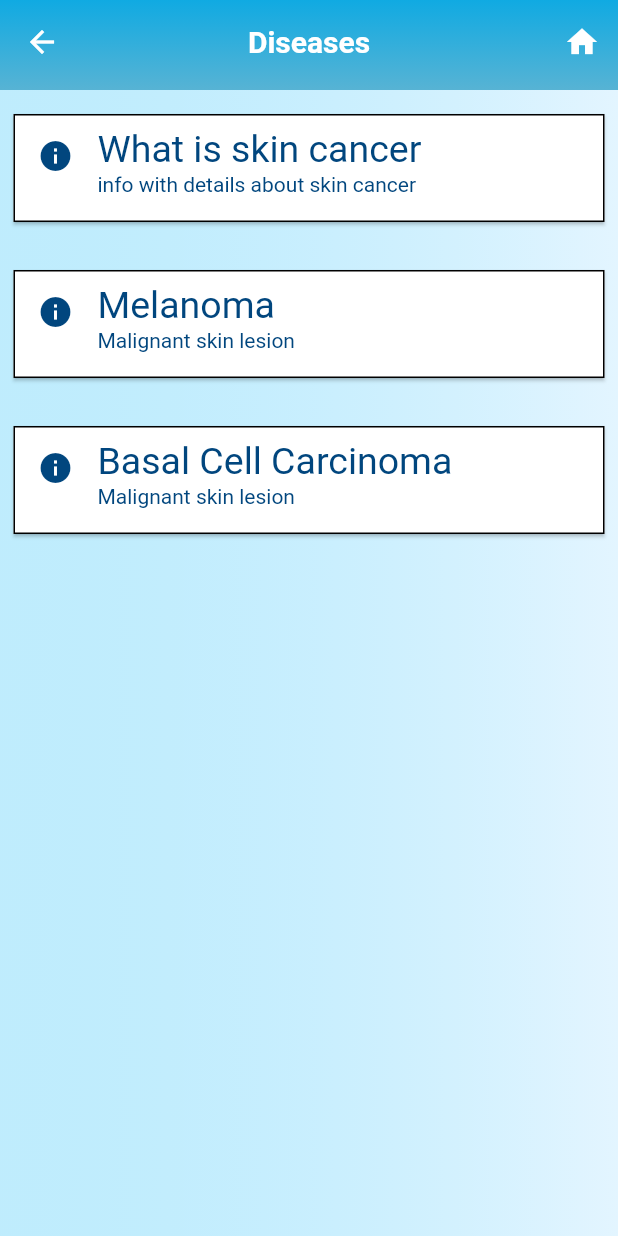
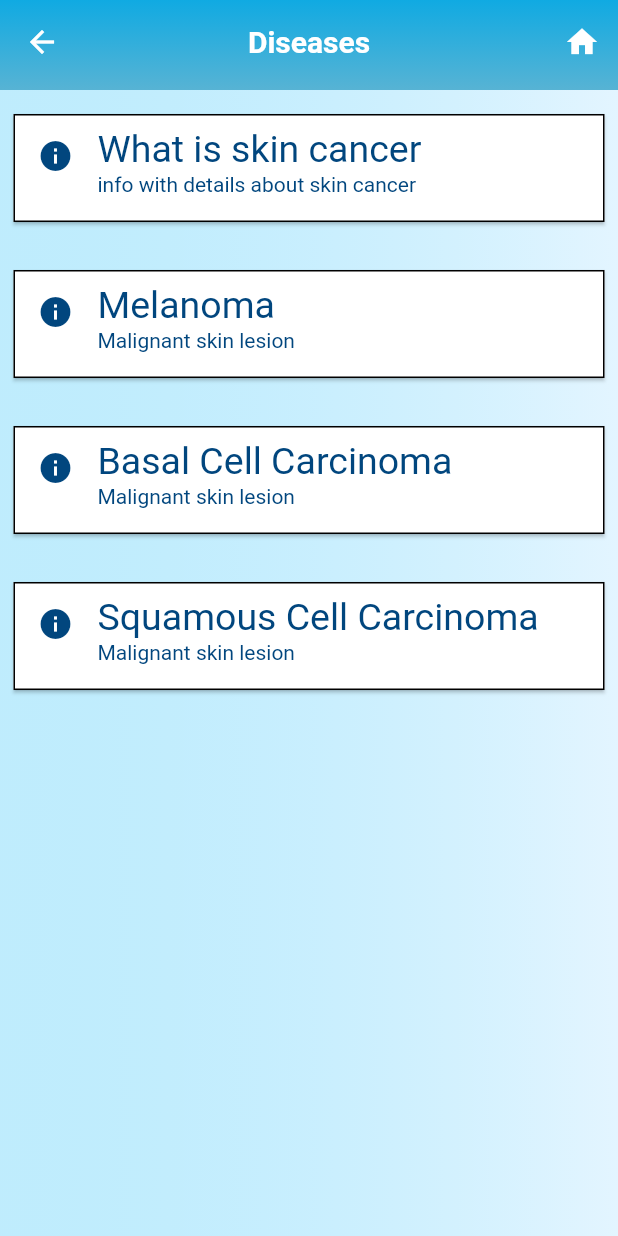
Before and after one commit to 5aeedkhan/skin_cancer_detection_app, a Flutter app: the Melanoma screen opened directly, scrolled down 326 dp, after a tap on the "arrow back" icon, on a phone screen of 412 x 824 dp. Run offline on Flutter 3.47's test engine with Material 2 defaults, Android fonts, the phone set to English and light mode, and no system bars; our stand-ins replace awesome_dialog, bloc, cloud_firestore, dio, firebase_auth, firebase_core and 6 more; missing offline and left inert: flutter_polyline_points, tflite; accounts and stored records are empty.

Commit message:
new disease added

```diff
--- a/lib/diseases/diseases.dart
+++ b/lib/diseases/diseases.dart
@@ -13,6 +13,7 @@ import 'package:flutter_application_1/skin_test/3-display_image.dart';
 import 'package:shared_preferences/shared_preferences.dart';
 import 'package:flutter/material.dart';
 import 'package:shared_preferences/shared_preferences.dart';
+import 'package:flutter_application_1/diseases/scc.dart';
 
 class Diseases extends StatefulWidget {
   const Diseases({Key? key}) : super(key: key);
@@ -311,6 +312,48 @@ class _DiseasesState extends State<Diseases> {
                     ),
                   ),
                 ),
+                SizedBox(height: 20),
+                Container(
+                  padding: EdgeInsets.symmetric(vertical: 2, horizontal: 5),
+                  child: Card(
+                    color: Colors.white,
+                    shape: Border.all(color: Colors.black),
+                    child: InkWell(
+                      onTap: () {
+                        Navigator.of(context).pop();
+                        Navigator.push(
+                          context,
+                          MaterialPageRoute(builder: (context) => SCC()),
+                        );
+                      },
+                      splashColor: Colors.amber,
+                      child: Ink(
+                        child: ListTile(
+                          minLeadingWidth: 0,
+                          horizontalTitleGap: 16.0,
+                          leading: Icon(Icons.info,
+                              color: Color.fromARGB(255, 1, 70, 126)),
+                          title: Text(
+                            'Squamous Cell Carcinoma',
+                            textAlign: TextAlign.left,
+                            style: TextStyle(
+                                fontSize: 25,
+                                color: Color.fromARGB(255, 1, 70, 126)),
+                          ),
+                          subtitle: Text(
+                            'Malignant skin lesion',
+                            overflow: TextOverflow.ellipsis,
+                            maxLines: 1,
+                            textAlign: TextAlign.left,
+                            style: TextStyle(
+                                fontSize: 14,
+                                color: Color.fromARGB(255, 1, 70, 126)),
+                          ),
+                        ),
+                      ),
+                    ),
+                  ),
+                ),
               ],
             ),
           ],
--- a/lib/diseases/melanoma.dart
+++ b/lib/diseases/melanoma.dart
@@ -7,10 +7,8 @@ import 'package:flutter/material.dart';
 import 'package:flutter/services.dart';
 import 'package:shared_preferences/shared_preferences.dart';
 
-
-
 class Melanoma extends StatefulWidget {
-  const Melanoma({ Key? key }) : super(key: key);
+  const Melanoma({Key? key}) : super(key: key);
 
   @override
   State<Melanoma> createState() => _MelanomaState();
@@ -19,8 +17,7 @@ class Melanoma extends StatefulWidget {
 class _MelanomaState extends State<Melanoma> {
   bool agree = false;
   var infotxt;
-  var diseases_or_test ;
-
+  var diseases_or_test;
 
   Future<void> _loadData() async {
     final _loadedData = await rootBundle.loadString('assets/4.txt');
@@ -29,13 +26,11 @@ class _MelanomaState extends State<Melanoma> {
     });
   }
 
-
   getPref() async {
     SharedPreferences prefs = await SharedPreferences.getInstance();
     setState(() {
       diseases_or_test = prefs.getString('diseases_or_test');
     });
-
 
     print('-----------------------');
     print(diseases_or_test);
@@ -44,11 +39,10 @@ class _MelanomaState extends State<Melanoma> {
     print('get Pref of page3 has been done');
   }
 
-
   @override
   void initState() {
-  _loadData() ;
-    getPref() ;
+    _loadData();
+    getPref();
     super.initState();
   }
 
@@ -60,57 +54,75 @@ void initState() {
   @override
   Widget build(BuildContext context) {
     return Scaffold(
-
       appBar: AppBar(
         // title: Text('augustus'),
         leading: IconButton(
-            onPressed: (){
-
-              if (diseases_or_test == 'test'){
+            onPressed: () {
+              if (diseases_or_test == 'test') {
                 Navigator.of(context).pop();
-              Navigator.push(context,MaterialPageRoute(builder: (context) => Display_image()),);
+                Navigator.push(
+                  context,
+                  MaterialPageRoute(builder: (context) => Display_image()),
+                );
+              } else if (diseases_or_test == 'history') {
+                Navigator.of(context).pop();
+                Navigator.push(
+                  context,
+                  MaterialPageRoute(builder: (context) => History()),
+                );
+              } else {
+                Navigator.of(context).pop();
+                Navigator.push(
+                  context,
+                  MaterialPageRoute(builder: (context) => Diseases()),
+                );
               }
-            else if (diseases_or_test == 'history'){
-                Navigator.of(context).pop();
-              Navigator.push(context,MaterialPageRoute(builder: (context) => History()),);
-            }
-            else{
-              Navigator.of(context).pop();
-              Navigator.push(context,MaterialPageRoute(builder: (context) => Diseases()),);
-            }
-
-                             }, icon: Icon(Icons.arrow_back_outlined)
-            ),
+            },
+            icon: Icon(Icons.arrow_back_outlined)),
 
         actions: [
-           IconButton(onPressed: (){
+          IconButton(
+              onPressed: () {
                 Navigator.of(context).pop();
-                Navigator.push(context,MaterialPageRoute(builder: (context) => Home()),);
-                }, icon: Icon(Icons.home_sharp)),
-
+                Navigator.push(
+                  context,
+                  MaterialPageRoute(builder: (context) => Home()),
+                );
+              },
+              icon: Icon(Icons.home_sharp)),
         ],
         flexibleSpace: Expanded(
           child: Container(
-            padding:EdgeInsets.only(top:35),
-            child: Text('Melanoma',style: TextStyle(fontSize:20,color: Colors.white ,fontWeight:FontWeight.bold),),
-            alignment:Alignment.center,
+            padding: EdgeInsets.only(top: 35),
+            child: Text(
+              'Melanoma',
+              style: TextStyle(
+                  fontSize: 20,
+                  color: Colors.white,
+                  fontWeight: FontWeight.bold),
+            ),
+            alignment: Alignment.center,
             decoration: const BoxDecoration(
               gradient: LinearGradient(
                   begin: Alignment.topCenter,
                   end: Alignment.bottomCenter,
-            colors: <Color>[Colors.black, Colors.blue ]),
+                  colors: <Color>[
+                    Color.fromARGB(255, 16, 170, 226),
+                    Color.fromARGB(255, 87, 179, 212),
+                  ]),
             ),
           ),
         ),
       ),
-
-
       body: Container(
-        decoration : BoxDecoration(
+        decoration: BoxDecoration(
           gradient: LinearGradient(
             //  colors: [Color.fromARGB(255, 255, 255, 255), Color.fromARGB(255, 174, 217, 255)],
             //  colors: [Color.fromARGB(255, 96, 165, 239), Color.fromARGB(255, 153, 204, 250)], // mahmoud
-                       colors: [Color.fromARGB(146, 147, 226, 255), Color.fromARGB(255, 227, 245, 255)],
+            colors: [
+              Color.fromARGB(146, 147, 226, 255),
+              Color.fromARGB(255, 227, 245, 255)
+            ],
 
             begin: Alignment.centerLeft,
             end: Alignment.centerRight,
@@ -118,11 +130,11 @@ void initState() {
         ),
         child: ListView(
           children: [
-            SizedBox(height:10),
+            SizedBox(height: 10),
             Container(
                 height: 300,
                 width: double.infinity,
-              padding:EdgeInsets.symmetric(vertical : 0,horizontal: 5),
+                padding: EdgeInsets.symmetric(vertical: 0, horizontal: 5),
                 child: Card(
                     color: Colors.white,
                     // shape: Border.all(color: Colors.black),
@@ -135,14 +147,18 @@ void initState() {
                 color: Colors.white,
                 // shape: Border.all(color: Colors.black),
                 child: Container(
-                  child: Text('$infotxt',style: TextStyle(fontSize: 18, color:Colors.black  ),),
+                  child: Text(
+                    '$infotxt',
+                    style: TextStyle(fontSize: 18, color: Colors.black),
+                  ),
                   // margin: EdgeInsets.all(10),
-                  padding:EdgeInsets.all(10),
-                  ),),),
+                  padding: EdgeInsets.all(10),
+                ),
+              ),
+            ),
           ],
         ),
       ),
-
     );
-
-  }}
+  }
+}
--- a/lib/skin_test/2-load_image.dart
+++ b/lib/skin_test/2-load_image.dart
@@ -1,5 +1,6 @@
 import 'dart:io';
 import 'package:flutter_application_1/advanced_test/1-affected_area.dart';
+import 'package:flutter_application_1/diseases/scc.dart';
 import 'package:flutter_application_1/home.dart';
 import 'package:flutter_application_1/skin_test/1-test_home_page.dart';
 import 'package:flutter_application_1/skin_test/3-display_image.dart';
@@ -44,6 +45,12 @@ class _Load_imageState extends State<Load_image> {
   var email;
   var phone;
   var password;
+
+  List dangerous_lessions = [
+    'Melanoma',
+    'Basal Cell Carcinoma',
+    'Squamous Cell Carcinoma'
+  ];
 
   Future<void> getText(String path) async {
     final _loadedData = await rootBundle.loadString(path);
@@ -154,10 +161,18 @@ class _Load_imageState extends State<Load_image> {
       _loading = false;
       _modelPredicting = false;
       try {
-        augustus_output = '${_output[0]['label']}';
-        // augustus_confidence = '${(_output[0]['confidence']*100).toStringAsFixed(2)}';
-        augustus_confidence = '${(_output[0]['confidence'] * 100).round()}';
-        augustus_error = '';
+        String label = '${_output[0]['label']}';
+        if (label != 'Melanoma' &&
+            label != 'Basal Cell Carcinoma' &&
+            label != 'Squamous Cell Carcinoma') {
+          augustus_output = 'Unknown';
+          augustus_confidence = '';
+          augustus_error = 'Not Supported.';
+        } else {
+          augustus_output = label;
+          augustus_confidence = '${(_output[0]['confidence'] * 100).round()}';
+          augustus_error = '';
+        }
         loaded_image = 0;
         temp = 1;
       } catch (e) {
--- a/lib/splash_screen.dart
+++ b/lib/splash_screen.dart
@@ -24,7 +24,7 @@ class Splash2 extends StatelessWidget {
         photoSize: 200.0,
         loadingText: Text(
           "We care about your health",
-          style: TextStyle(color: Colors.white),
+          style: TextStyle(color: Colors.blueAccent),
         ),
         loaderColor: Color.fromARGB(255, 227, 245, 255),
       ),
```
Also changed, not shown: assets/10.txt (added, +14 -0 lines), lib/diseases/basel.dart (+62 -43 lines), lib/diseases/cancer.dart (+47 -31 lines), lib/diseases/dermatofibroma.dart (+58 -43 lines), lib/diseases/scc.dart (added, +146 -0 lines), lib/skin_test/3-display_image.dart (+5 -2 lines), assets/SquamousCellCarcinoma.jpg (added). Lines whose indentation alone changed are shown as unchanged.
